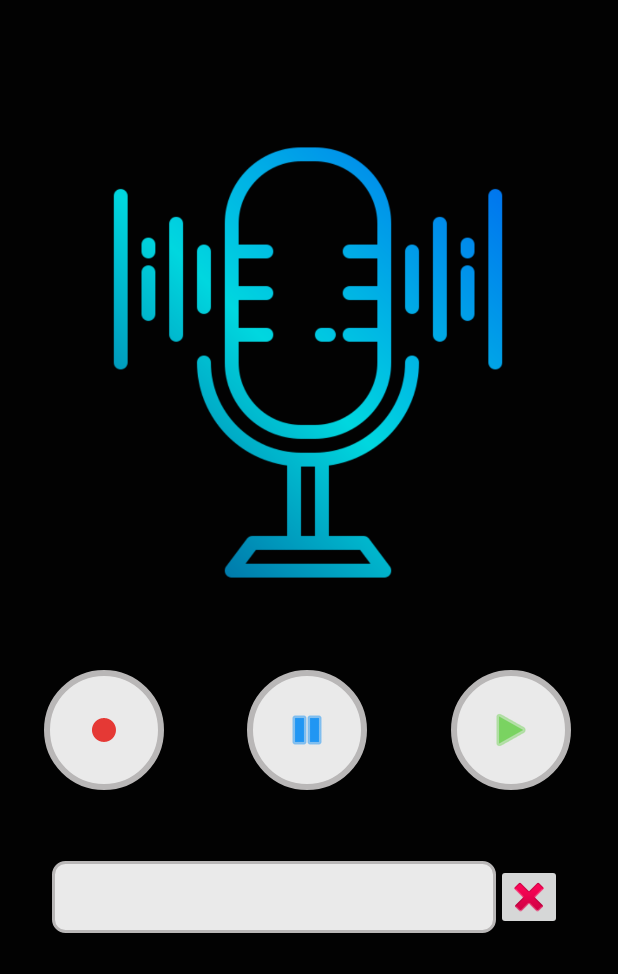
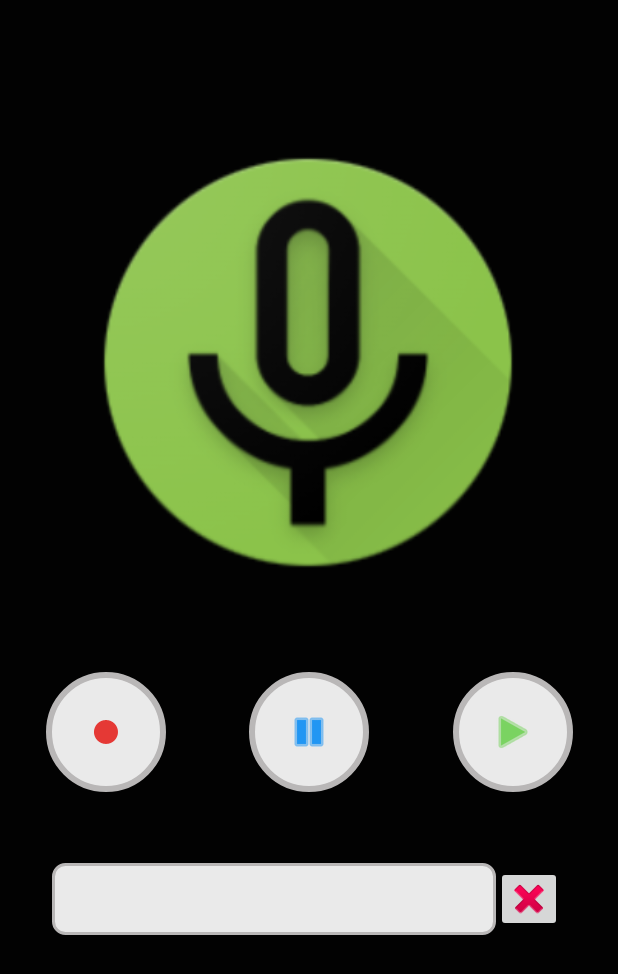
Before and after one commit to TreyNet/Audio-Recorder-App, an Android app: the layout activity_main.xml on its own in the app's theme, with its tools: preview values and no code run, on a phone screen of 412 x 824 dp. Shown: the top 974 px of the screen. Run offline under Robolectric (Android 15) with nearby library versions, the phone set to English and light mode, and no system bars.

Commit message:
update 17-06-24 icon assets

```diff
--- a/app/src/main/res/layout/activity_main.xml
+++ b/app/src/main/res/layout/activity_main.xml
@@ -19,7 +19,7 @@
         app:layout_constraintStart_toStartOf="parent"
         app:layout_constraintTop_toTopOf="parent"
         app:layout_constraintVertical_bias="0.144"
-        app:srcCompat="@drawable/microfono" />
+        app:srcCompat="@drawable/ic_launcher" />
 
     <LinearLayout
         android:id="@+id/linearLayout"
@@ -29,10 +29,9 @@
         android:orientation="horizontal"
         app:layout_constraintBottom_toBottomOf="parent"
         app:layout_constraintEnd_toEndOf="parent"
-        app:layout_constraintHorizontal_bias="0.483"
         app:layout_constraintStart_toStartOf="parent"
         app:layout_constraintTop_toBottomOf="@+id/imagenMicrofono"
-        app:layout_constraintVertical_bias="0.0">
+        app:layout_constraintVertical_bias="0.004">
 
         <ImageButton
             android:id="@+id/recordButton"
```
Also changed, not shown: app/src/main/res/drawable/ic_launcher.png (added), app/src/main/res/drawable/microfono.png (deleted).
